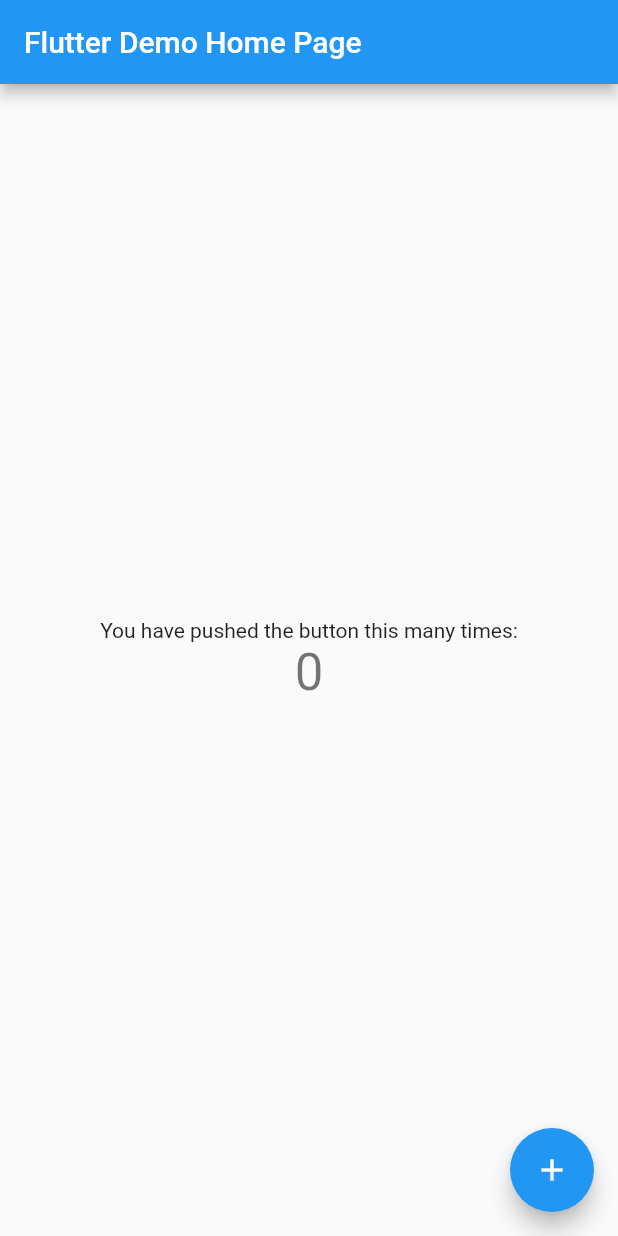
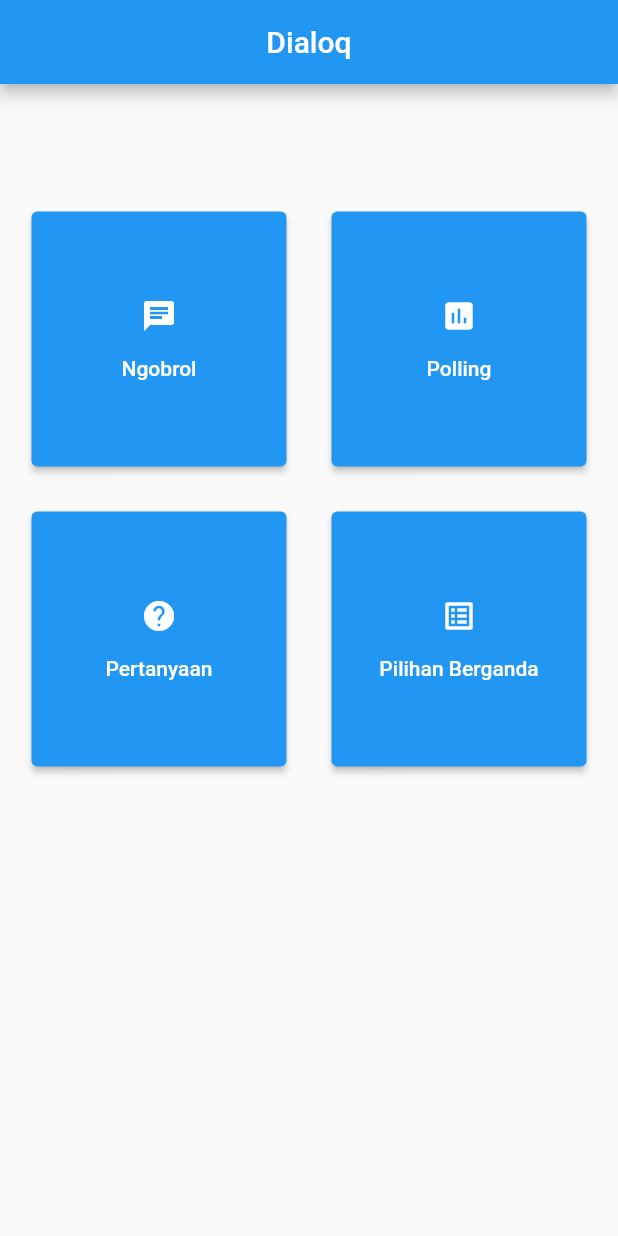
Before and after one commit to algonacci/dialoq, a Flutter app: the screen it shows after launch, on a phone screen of 412 x 824 dp. Run offline on Flutter 3.47's test engine with Material 2 defaults, Android fonts, the phone set to English and light mode, and no system bars.

Commit message:
homepage UI

```diff
--- a/lib/main.dart
+++ b/lib/main.dart
@@ -1,3 +1,4 @@
+import 'package:dialoq/pages/home.dart';
 import 'package:flutter/material.dart';
 
 void main() {
@@ -7,109 +8,14 @@
 class MyApp extends StatelessWidget {
   const MyApp({super.key});
 
-  // This widget is the root of your application.
   @override
   Widget build(BuildContext context) {
     return MaterialApp(
-      title: 'Flutter Demo',
+      debugShowCheckedModeBanner: false,
       theme: ThemeData(
-        // This is the theme of your application.
-        //
-        // Try running your application with "flutter run". You'll see the
-        // application has a blue toolbar. Then, without quitting the app, try
-        // changing the primarySwatch below to Colors.green and then invoke
-        // "hot reload" (press "r" in the console where you ran "flutter run",
-        // or simply save your changes to "hot reload" in a Flutter IDE).
-        // Notice that the counter didn't reset back to zero; the application
-        // is not restarted.
         primarySwatch: Colors.blue,
       ),
-      home: const MyHomePage(title: 'Flutter Demo Home Page'),
+      home: const HomePage(),
     );
   }
 }
-
-class MyHomePage extends StatefulWidget {
-  const MyHomePage({super.key, required this.title});
-
-  // This widget is the home page of your application. It is stateful, meaning
-  // that it has a State object (defined below) that contains fields that affect
-  // how it looks.
-
-  // This class is the configuration for the state. It holds the values (in this
-  // case the title) provided by the parent (in this case the App widget) and
-  // used by the build method of the State. Fields in a Widget subclass are
-  // always marked "final".
-
-  final String title;
-
-  @override
-  State<MyHomePage> createState() => _MyHomePageState();
-}
-
-class _MyHomePageState extends State<MyHomePage> {
-  int _counter = 0;
-
-  void _incrementCounter() {
-    setState(() {
-      // This call to setState tells the Flutter framework that something has
-      // changed in this State, which causes it to rerun the build method below
-      // so that the display can reflect the updated values. If we changed
-      // _counter without calling setState(), then the build method would not be
-      // called again, and so nothing would appear to happen.
-      _counter++;
-    });
-  }
-
-  @override
-  Widget build(BuildContext context) {
-    // This method is rerun every time setState is called, for instance as done
-    // by the _incrementCounter method above.
-    //
-    // The Flutter framework has been optimized to make rerunning build methods
-    // fast, so that you can just rebuild anything that needs updating rather
-    // than having to individually change instances of widgets.
-    return Scaffold(
-      appBar: AppBar(
-        // Here we take the value from the MyHomePage object that was created by
-        // the App.build method, and use it to set our appbar title.
-        title: Text(widget.title),
-      ),
-      body: Center(
-        // Center is a layout widget. It takes a single child and positions it
-        // in the middle of the parent.
-        child: Column(
-          // Column is also a layout widget. It takes a list of children and
-          // arranges them vertically. By default, it sizes itself to fit its
-          // children horizontally, and tries to be as tall as its parent.
-          //
-          // Invoke "debug painting" (press "p" in the console, choose the
-          // "Toggle Debug Paint" action from the Flutter Inspector in Android
-          // Studio, or the "Toggle Debug Paint" command in Visual Studio Code)
-          // to see the wireframe for each widget.
-          //
-          // Column has various properties to control how it sizes itself and
-          // how it positions its children. Here we use mainAxisAlignment to
-          // center the children vertically; the main axis here is the vertical
-          // axis because Columns are vertical (the cross axis would be
-          // horizontal).
-          mainAxisAlignment: MainAxisAlignment.center,
-          children: <Widget>[
-            const Text(
-              'You have pushed the button this many times:',
-            ),
-            Text(
-              '$_counter',
-              style: Theme.of(context).textTheme.headline4,
-            ),
-          ],
-        ),
-      ),
-      floatingActionButton: FloatingActionButton(
-        onPressed: _incrementCounter,
-        tooltip: 'Increment',
-        child: const Icon(Icons.add),
-      ), // This trailing comma makes auto-formatting nicer for build methods.
-    );
-  }
-}
--- /dev/null
+++ b/lib/pages/home.dart
@@ -0,0 +1,53 @@
+import 'package:dialoq/widget/button.dart';
+import 'package:flutter/material.dart';
+
+class HomePage extends StatelessWidget {
+  const HomePage({super.key});
+
+  @override
+  Widget build(BuildContext context) {
+    return Scaffold(
+      appBar: AppBar(
+        title: const Text("Dialoq"),
+        centerTitle: true,
+      ),
+      body: SafeArea(
+        child: Center(
+          child: Column(
+            children: [
+              const SizedBox(
+                height: 70,
+              ),
+              Row(
+                mainAxisAlignment: MainAxisAlignment.center,
+                children: const [
+                  Button(
+                    icon: Icons.chat,
+                    text: "Ngobrol",
+                  ),
+                  Button(
+                    icon: Icons.poll,
+                    text: "Polling",
+                  ),
+                ],
+              ),
+              Row(
+                mainAxisAlignment: MainAxisAlignment.center,
+                children: const [
+                  Button(
+                    icon: Icons.help,
+                    text: "Pertanyaan",
+                  ),
+                  Button(
+                    icon: Icons.list_alt,
+                    text: "Pilihan Berganda",
+                  ),
+                ],
+              ),
+            ],
+          ),
+        ),
+      ),
+    );
+  }
+}
--- /dev/null
+++ b/lib/widget/button.dart
@@ -0,0 +1,34 @@
+import 'package:flutter/material.dart';
+
+class Button extends StatelessWidget {
+  final String text;
+  final IconData icon;
+
+  const Button({
+    super.key,
+    required this.text,
+    required this.icon,
+  });
+
+  @override
+  Widget build(BuildContext context) {
+    return Container(
+      padding: const EdgeInsets.all(15),
+      height: 200,
+      width: 200,
+      child: ElevatedButton(
+        child: Column(
+          mainAxisAlignment: MainAxisAlignment.center,
+          children: [
+            Icon(icon),
+            SizedBox(
+              height: 15,
+            ),
+            Text(text),
+          ],
+        ),
+        onPressed: () {},
+      ),
+    );
+  }
+}
```
Also changed, not shown: pubspec.yaml (+2 -67 lines).
